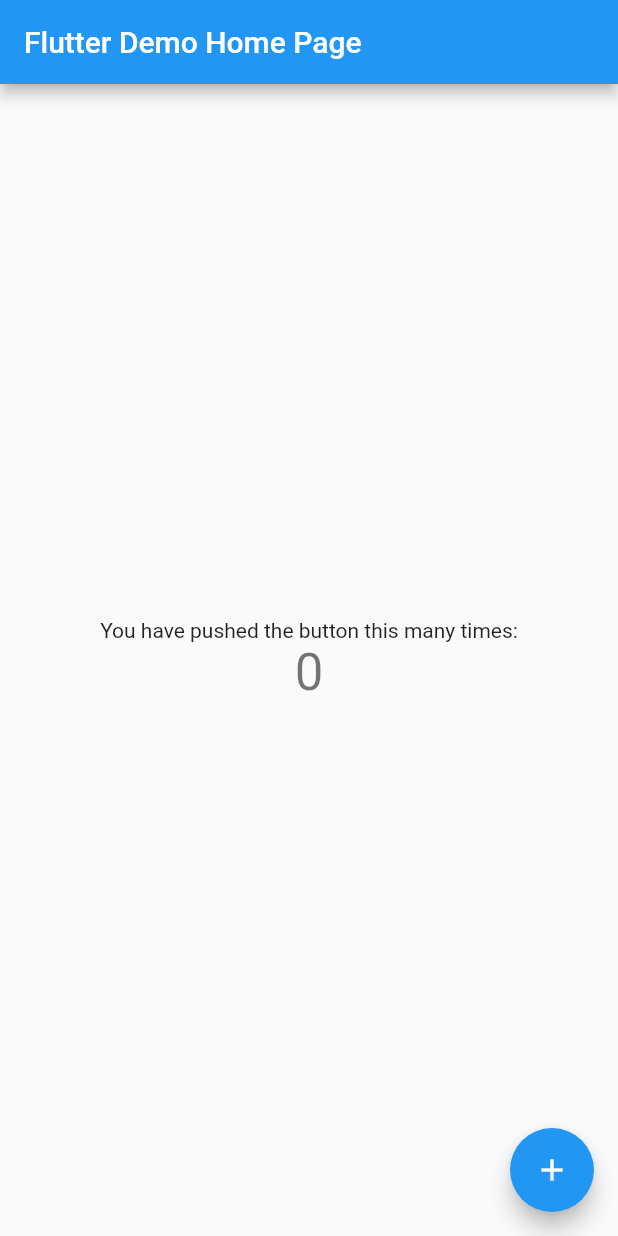
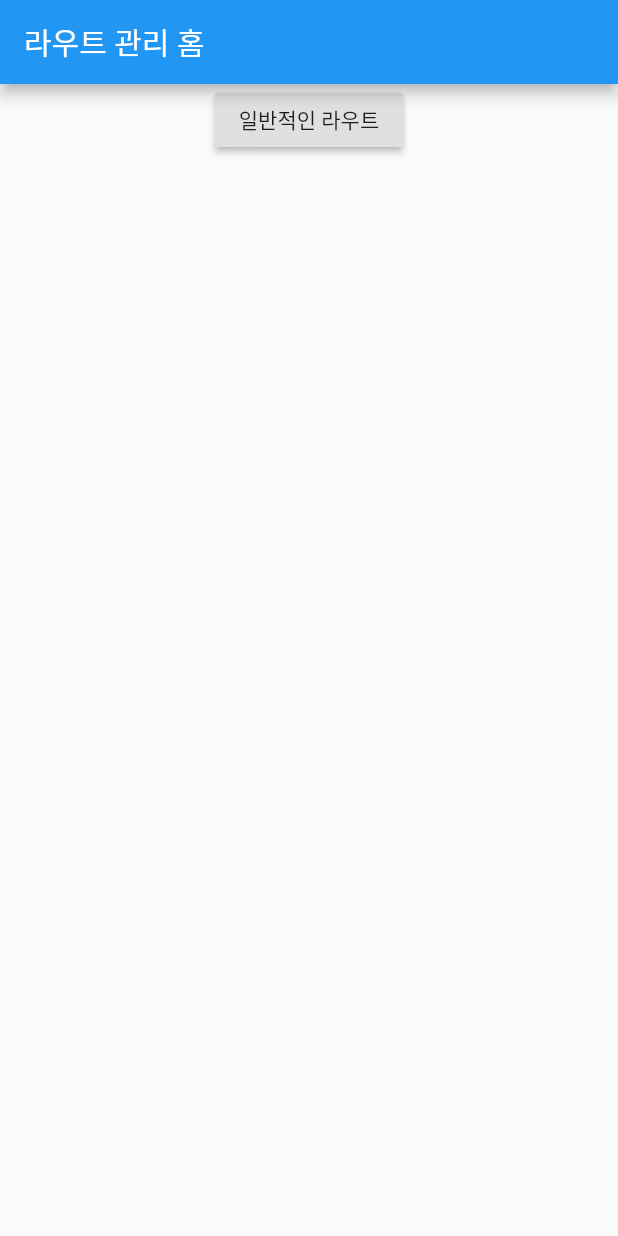
Before and after one commit to hunderboy/Flutter_GetX, a Flutter app: the screen it shows after launch, on a phone screen of 412 x 824 dp. Run offline on Flutter 3.47's test engine with Material 2 defaults, Android fonts, the phone set to English and light mode, and no system bars; our stand-ins replace get.

Commit message:
Getx 을 사용한 페이지 이동

```diff
--- a/lib/main.dart
+++ b/lib/main.dart
@@ -1,4 +1,6 @@
 import 'package:flutter/material.dart';
+import 'package:get/get.dart';
+import 'package:getx_example/src/home.dart';
 
 void main() {
   runApp(const MyApp());
@@ -7,109 +9,19 @@ void main() {
 class MyApp extends StatelessWidget {
   const MyApp({Key? key}) : super(key: key);
 
-  // This widget is the root of your application.
   @override
   Widget build(BuildContext context) {
-    return MaterialApp(
-      title: 'Flutter Demo',
+    return GetMaterialApp(
+      title: 'GetX Demo',
       theme: ThemeData(
-        // This is the theme of your application.
-        //
-        // Try running your application with "flutter run". You'll see the
-        // application has a blue toolbar. Then, without quitting the app, try
-        // changing the primarySwatch below to Colors.green and then invoke
-        // "hot reload" (press "r" in the console where you ran "flutter run",
-        // or simply save your changes to "hot reload" in a Flutter IDE).
-        // Notice that the counter didn't reset back to zero; the application
-        // is not restarted.
         primarySwatch: Colors.blue,
+        visualDensity: VisualDensity.adaptivePlatformDensity,
       ),
-      home: const MyHomePage(title: 'Flutter Demo Home Page'),
+      home: Home(),
+      // initialRoute: "/",
+      // routes: {
+      //   "/" : (context)=>Home()
+      // },
     );
   }
 }
-
-class MyHomePage extends StatefulWidget {
-  const MyHomePage({Key? key, required this.title}) : super(key: key);
-
-  // This widget is the home page of your application. It is stateful, meaning
-  // that it has a State object (defined below) that contains fields that affect
-  // how it looks.
-
-  // This class is the configuration for the state. It holds the values (in this
-  // case the title) provided by the parent (in this case the App widget) and
-  // used by the build method of the State. Fields in a Widget subclass are
-  // always marked "final".
-
-  final String title;
-
-  @override
-  State<MyHomePage> createState() => _MyHomePageState();
-}
-
-class _MyHomePageState extends State<MyHomePage> {
-  int _counter = 0;
-
-  void _incrementCounter() {
-    setState(() {
-      // This call to setState tells the Flutter framework that something has
-      // changed in this State, which causes it to rerun the build method below
-      // so that the display can reflect the updated values. If we changed
-      // _counter without calling setState(), then the build method would not be
-      // called again, and so nothing would appear to happen.
-      _counter++;
-    });
-  }
-
-  @override
-  Widget build(BuildContext context) {
-    // This method is rerun every time setState is called, for instance as done
-    // by the _incrementCounter method above.
-    //
-    // The Flutter framework has been optimized to make rerunning build methods
-    // fast, so that you can just rebuild anything that needs updating rather
-    // than having to individually change instances of widgets.
-    return Scaffold(
-      appBar: AppBar(
-        // Here we take the value from the MyHomePage object that was created by
-        // the App.build method, and use it to set our appbar title.
-        title: Text(widget.title),
-      ),
-      body: Center(
-        // Center is a layout widget. It takes a single child and positions it
-        // in the middle of the parent.
-        child: Column(
-          // Column is also a layout widget. It takes a list of children and
-          // arranges them vertically. By default, it sizes itself to fit its
-          // children horizontally, and tries to be as tall as its parent.
-          //
-          // Invoke "debug painting" (press "p" in the console, choose the
-          // "Toggle Debug Paint" action from the Flutter Inspector in Android
-          // Studio, or the "Toggle Debug Paint" command in Visual Studio Code)
-          // to see the wireframe for each widget.
-          //
-          // Column has various properties to control how it sizes itself and
-          // how it positions its children. Here we use mainAxisAlignment to
-          // center the children vertically; the main axis here is the vertical
-          // axis because Columns are vertical (the cross axis would be
-          // horizontal).
-          mainAxisAlignment: MainAxisAlignment.center,
-          children: <Widget>[
-            const Text(
-              'You have pushed the button this many times:',
-            ),
-            Text(
-              '$_counter',
-              style: Theme.of(context).textTheme.headline4,
-            ),
-          ],
-        ),
-      ),
-      floatingActionButton: FloatingActionButton(
-        onPressed: _incrementCounter,
-        tooltip: 'Increment',
-        child: const Icon(Icons.add),
-      ), // This trailing comma makes auto-formatting nicer for build methods.
-    );
-  }
-}
--- /dev/null
+++ b/lib/src/home.dart
@@ -0,0 +1,28 @@
+import 'package:flutter/material.dart';
+import 'package:get/get.dart';
+import 'package:getx_example/src/normal/first.dart';
+
+class Home extends StatelessWidget {
+  const Home({Key? key}) : super(key: key);
+
+  @override
+  Widget build(BuildContext context) {
+    return Scaffold(
+      appBar: AppBar(
+        title: Text("라우트 관리 홈"),
+      ),
+      body: Center(
+        child: Column(
+          children: [
+            RaisedButton(
+              child: Text("일반적인 라우트"),
+              onPressed: () {
+                Get.to(FirstPage());
+              },
+            ),
+          ],
+        ),
+      ),
+    );
+  }
+}
--- a/pubspec.yaml
+++ b/pubspec.yaml
@@ -34,6 +34,7 @@ dependencies:
   # The following adds the Cupertino Icons font to your application.
   # Use with the CupertinoIcons class for iOS style icons.
   cupertino_icons: ^1.0.2
+  get: ^4.3.8
 
 dev_dependencies:
   flutter_test:
```
Also changed, not shown: lib/src/named/first.dart (added, +27 -0 lines), lib/src/named/second.dart (added, +36 -0 lines), lib/src/normal/first.dart (added, +28 -0 lines), lib/src/normal/second.dart (added, +36 -0 lines), pubspec.lock.
